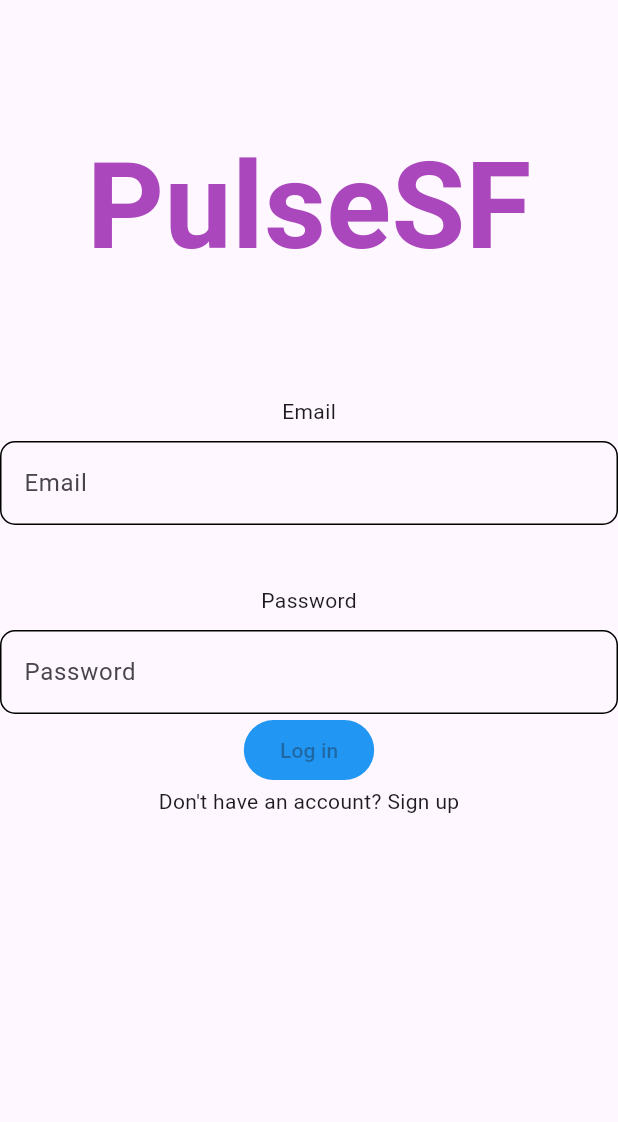
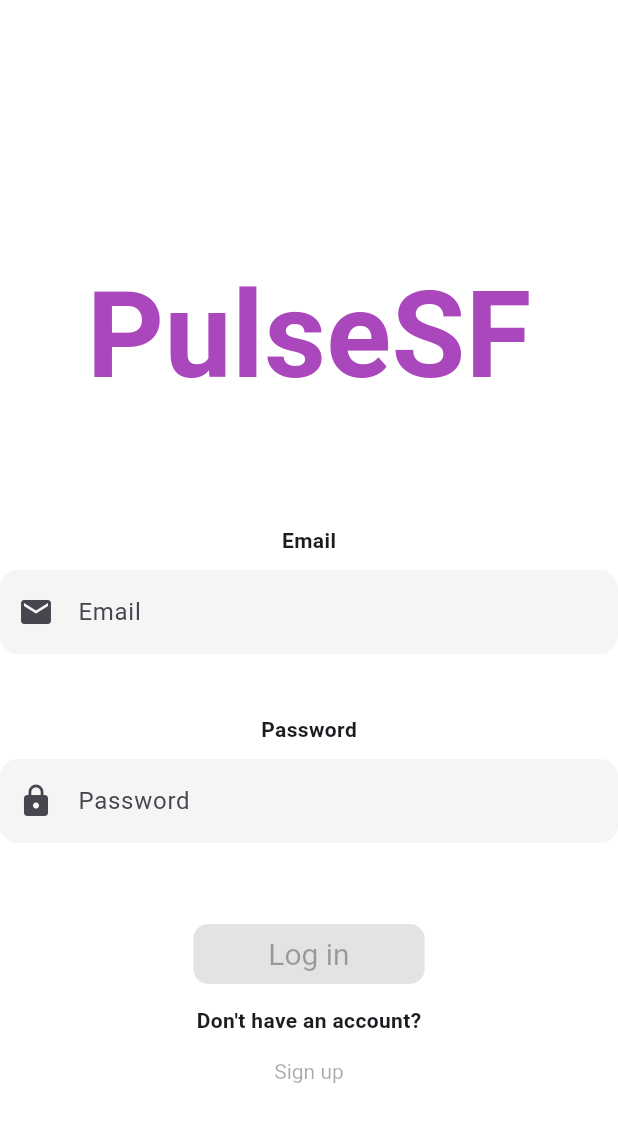
Before and after one commit to CaioLCM/PulseSF, a Flutter app: the screen it shows after launch, on a phone screen of 412 x 824 dp. Shown: the top 1122 px of the screen. Run offline on Flutter 3.47's test engine with Material 3 defaults, Android fonts, the phone set to English and light mode, and no system bars.

Commit message:
Putsome style

```diff
--- a/lib/main.dart
+++ b/lib/main.dart
@@ -9,15 +9,20 @@ class MyApp extends StatelessWidget {
   Widget build(BuildContext context) {
     final emailController = new TextEditingController();
     final passwordController = new TextEditingController();
-    final border = new OutlineInputBorder(borderRadius:
-    BorderRadius.circular(10)
+    final border_input = new OutlineInputBorder(borderRadius:
+    BorderRadius.circular(12),
+    borderSide: const BorderSide(color: Colors.transparent),
     );
+    final border = new OutlineInputBorder(borderRadius: BorderRadius.circular(12));
+
     return(
       MaterialApp(home:
         Scaffold(
+          backgroundColor: Colors.white,
             body:
-            Center(
-              child: Column(
+            SafeArea(child:
+            Column(
+              mainAxisAlignment: MainAxisAlignment.center,
               children: [
                 SizedBox(height: 80),
                 Text("PulseSF", style: TextStyle(
@@ -27,31 +32,53 @@ class MyApp extends StatelessWidget {
                   ),
                   ),
                   SizedBox(height: 70),
-                    Text("Email"),
+                  Text("Email", style: TextStyle(fontWeight:FontWeight.bold),),
                   SizedBox(height: 10),
                   TextField(
                     controller: emailController,
                     decoration: InputDecoration(
+                      prefixIcon: Icon(Icons.email),
                       labelText: "Email",
-                        enabledBorder: border
+                      enabledBorder: border_input,
+                      focusedBorder: border_input,
+                      filled: true,
+                      fillColor: Colors.grey[100],
+
                     ),
                   ),
                   SizedBox(height: 40),
-                    Text("Password"),
+                  Text("Password", style: TextStyle(fontWeight: FontWeight.bold),),
                   SizedBox(height: 10),
                   TextField(
                     controller: passwordController,
                     decoration: InputDecoration(
+                      prefixIcon: Icon(Icons.lock),
                       labelText: "Password",
-                        enabledBorder: border
+                      enabledBorder: border_input,
+                      focusedBorder: border_input,
+                      filled: true,
+                      fillColor: Colors.grey[100]
                     ),
                   ),
-                    ElevatedButton(onPressed: null, child: Text("Log in"), style: ButtonStyle(backgroundColor: WidgetStatePropertyAll(Colors.blue))),
-                    Text("Don't have an account? Sign up")
+                  SizedBox(height: 50),
+                  ElevatedButton(onPressed: null, child: Text("Log in"),
+                  style: ElevatedButton.styleFrom(
+                    backgroundColor: Colors.deepPurple,
+                    padding: EdgeInsets.symmetric(horizontal: 50, vertical: 8),
+                    shape: RoundedRectangleBorder(borderRadius: BorderRadius.circular(10)),
+                    textStyle: TextStyle(fontSize: 20)
+                  )
+
+                  ),
+                  SizedBox(height: 10),
+                  Text("Don't have an account?", style: TextStyle(fontWeight: FontWeight.bold)),
+                  TextButton(onPressed: null, child: Text("Sign up"), style:
+                  ButtonStyle(
+                    textStyle: WidgetStatePropertyAll(TextStyle(color: Colors.blue))
+                  ),)
                 ],
             ),
             ),
-
         )
       ,)
     );
```
Lines whose indentation alone changed are shown as unchanged.
